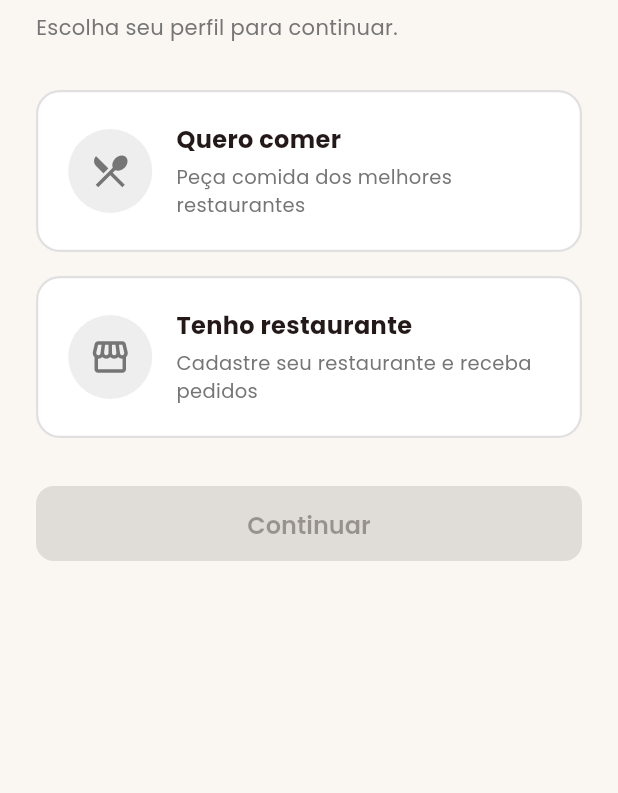
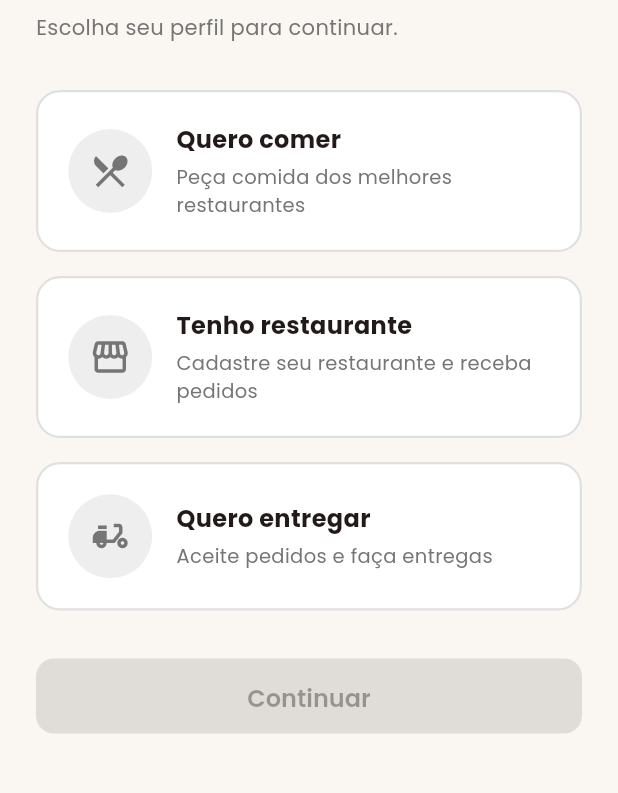
Before and after one commit to ArlindoSPJr/UaiKiFome, a Flutter app: the screen it shows after launch, after a tap on "Criar conta", on a phone screen of 412 x 824 dp, the part 216-1009 px from its top. Run offline on Flutter 3.47's test engine with Material 3 defaults, Android fonts, the phone set to English and light mode, and no system bars; our stand-ins replace dio, google_fonts, shared_preferences; accounts and stored records are empty; network calls fail.

Commit message:
finalizando sprint 4 (subindo backend no docker, adicionando relatorio e parte do entregador)

```diff
--- a/flutter_app/lib/core/api/api_client.dart
+++ b/flutter_app/lib/core/api/api_client.dart
@@ -1,11 +1,10 @@
 import 'package:dio/dio.dart';
-import 'package:flutter/foundation.dart' show kIsWeb;
+import 'package:flutter/foundation.dart' show kIsWeb, defaultTargetPlatform, TargetPlatform;
 import 'package:shared_preferences/shared_preferences.dart';
-import 'dart:io' show Platform;
 
 String get _baseUrl {
   if (kIsWeb) return 'http://localhost:3000';
-  if (Platform.isAndroid) return 'http://10.0.2.2:3000';
+  if (defaultTargetPlatform == TargetPlatform.android) return 'http://10.0.2.2:3000';
   return 'http://localhost:3000';
 }
 
--- a/flutter_app/lib/core/realtime/order_socket_service.dart
+++ b/flutter_app/lib/core/realtime/order_socket_service.dart
@@ -1,20 +1,19 @@
 import 'dart:async';
 import 'dart:convert';
-import 'dart:io' show Platform;
-import 'package:flutter/foundation.dart' show kIsWeb;
+import 'package:flutter/foundation.dart' show kIsWeb, defaultTargetPlatform, TargetPlatform;
 import 'package:shared_preferences/shared_preferences.dart';
-import 'package:web_socket_channel/io.dart';
+import 'package:web_socket_channel/web_socket_channel.dart';
 
 String get _wsBaseUrl {
   if (kIsWeb) return 'ws://localhost:3000';
-  if (Platform.isAndroid) return 'ws://10.0.2.2:3000';
+  if (defaultTargetPlatform == TargetPlatform.android) return 'ws://10.0.2.2:3000';
   return 'ws://localhost:3000';
 }
 
 class OrderSocketService {
   void Function(String orderId, String status)? onStatus;
 
-  IOWebSocketChannel? _channel;
+  WebSocketChannel? _channel;
   StreamSubscription<dynamic>? _sub;
   bool _disposed = false;
 
@@ -26,7 +25,7 @@ class OrderSocketService {
 
     try {
       final channel =
-          IOWebSocketChannel.connect(Uri.parse('$_wsBaseUrl?token=$token'));
+          WebSocketChannel.connect(Uri.parse('$_wsBaseUrl?token=$token'));
       _channel = channel;
       _sub = channel.stream.listen(
         _onMessage,
--- a/flutter_app/lib/features/auth/signup_screen.dart
+++ b/flutter_app/lib/features/auth/signup_screen.dart
@@ -140,6 +140,13 @@ class _SignupScreenState extends State<SignupScreen> {
           icon: Icons.storefront_outlined,
           title: 'Tenho restaurante',
           subtitle: 'Cadastre seu restaurante e receba pedidos',
+        ),
+        const SizedBox(height: 16),
+        _buildRoleCard(
+          role: 'delivery',
+          icon: Icons.delivery_dining,
+          title: 'Quero entregar',
+          subtitle: 'Aceite pedidos e faça entregas',
         ),
         const SizedBox(height: 32),
         SizedBox(
```
Also changed, not shown: 4 other files.
